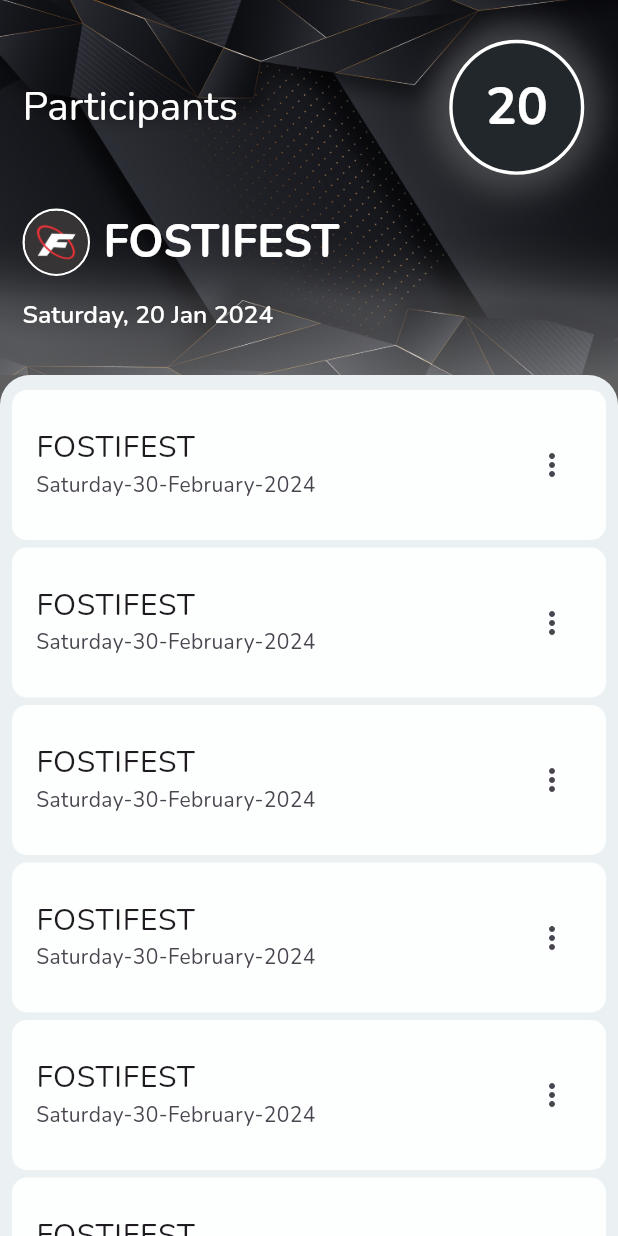
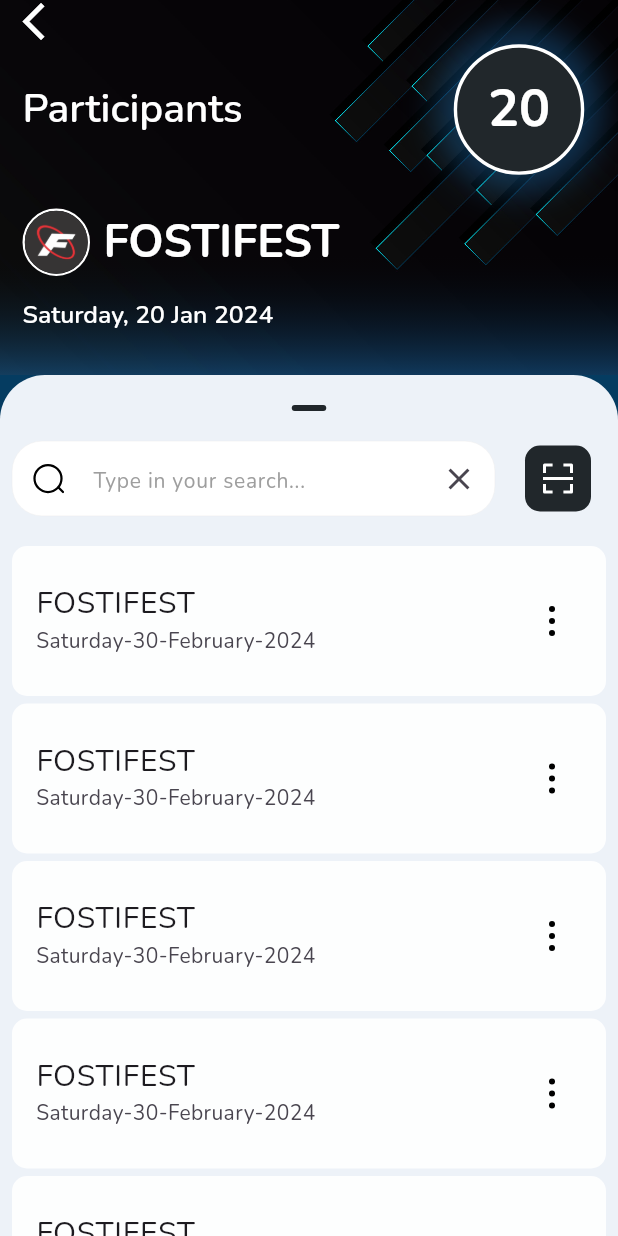
Before and after one commit to FOSTI-UMS/fospresence-app, a Flutter app: the screen it shows after launch, after a tap on "FOSTIFEST", on a phone screen of 412 x 824 dp. Run offline on Flutter 3.47's test engine with Material 3 defaults, Android fonts, the phone set to English and light mode, and no system bars; our stand-ins replace animate_do, bloc, equatable, flutter_svg, get_it.

Commit message:
customize some views

```diff
--- a/lib/core/constants/colors.dart
+++ b/lib/core/constants/colors.dart
@@ -2,8 +2,8 @@ import 'package:flutter/material.dart';
 
 // Color get primaryColor => const Color.fromARGB(255, 68, 190, 255);
 Color get primaryColor => const Color(0xFF21272b);
-Color get appLightBgColor => const Color.fromARGB(255, 235, 241, 243);
-// Color get appLightBgColor => const Color(0xFF24292d);
+// Color get appLightBgColor => const Color.fromARGB(255, 220, 229, 232);
+Color get appLightBgColor => const Color(0xFFEDF2F8);
 Color get lightGrey => const Color.fromARGB(255, 228, 226, 226);
 Color get blue => Colors.blueAccent;
 Color get splashColor => const Color.fromARGB(88, 0, 0, 0);
--- /dev/null
+++ b/lib/core/services/injection_container.dart
@@ -0,0 +1,9 @@
+import 'package:fospresence/core/utils/initial_animation.dart';
+import 'package:get_it/get_it.dart';
+
+final sl = GetIt.instance;
+
+Future<void> init() async {
+  sl.registerFactory<InitialAnimation>(()=>
+      InitialAnimation(animationDuration: 1000, animationIsPlaying: true));
+}
--- /dev/null
+++ b/lib/core/utils/initial_animation.dart
@@ -0,0 +1,14 @@
+import 'package:flutter/material.dart';
+
+class InitialAnimation {
+  final int animationDuration;
+  bool animationIsPlaying;
+  InitialAnimation(
+      {required this.animationDuration, required this.animationIsPlaying});
+
+  Future<void> playInitialAnimation({required VoidCallback setState}) async {
+    await Future.delayed(Duration(microseconds: animationDuration));
+    animationIsPlaying = false;
+    setState();
+  }
+}
--- a/lib/features/detailEvent/presentation/pages/detail_event.dart
+++ b/lib/features/detailEvent/presentation/pages/detail_event.dart
@@ -1,6 +1,6 @@
 import 'package:flutter/material.dart';
-
-import '../../../../core/commons/widgets/event_card.dart';
+import 'package:fospresence/features/detailEvent/presentation/widgets/search.dart';
+import 'package:fospresence/features/detailEvent/presentation/widgets/user_list_view.dart';
 import '../../../../core/constants/colors.dart';
 import '../widgets/sliver_app_bar.dart';
 
@@ -10,7 +10,7 @@ class DetailEventScreen extends StatelessWidget {
   @override
   Widget build(BuildContext context) {
     return Scaffold(
-      backgroundColor: const Color.fromARGB(255, 95, 95, 95),
+      backgroundColor: const Color.fromARGB(255, 5, 60, 97),
       body: NestedScrollView(
         headerSliverBuilder: (BuildContext context, bool innerBoxIsScrolled) =>
             [const DetailEventSliverAppBar()],
@@ -18,9 +18,14 @@ class DetailEventScreen extends StatelessWidget {
           decoration: BoxDecoration(
             color: appLightBgColor,
             borderRadius: const BorderRadius.only(
-                topLeft: Radius.circular(20), topRight: Radius.circular(20)),
+                topLeft: Radius.circular(30), topRight: Radius.circular(30)),
           ),
-          child: const Stack(fit: StackFit.expand, children: [EventCard()]),
+          child: const Padding(
+            padding: EdgeInsets.symmetric(horizontal: 8),
+            child: Column(
+              children: [DetailEventSearch(), UserListView()],
+            ),
+          ),
         ),
       ),
     );
--- /dev/null
+++ b/lib/features/detailEvent/presentation/widgets/search.dart
@@ -0,0 +1,66 @@
+import 'package:flutter/material.dart';
+import 'package:flutter_svg/flutter_svg.dart';
+
+import '../../../../core/constants/colors.dart';
+
+class DetailEventSearch extends StatelessWidget {
+  const DetailEventSearch({super.key});
+
+  @override
+  Widget build(BuildContext context) {
+    return Padding(
+      padding: const EdgeInsets.only(bottom: 10.0),
+      child: Column(
+        children: [
+          Container(
+            width: 23,
+            margin: const EdgeInsets.symmetric(vertical: 20),
+            height: 4,
+            decoration: BoxDecoration(
+                borderRadius: BorderRadius.circular(5), color: primaryColor),
+          ),
+          Row(
+            children: [
+              Expanded(
+                child: TextField(
+                  decoration: InputDecoration(
+                    prefixIcon: Padding(
+                      padding: const EdgeInsets.all(13.0),
+                      child: SvgPicture.asset("assets/svg/search.svg"),
+                    ),
+                    suffixIcon: const Icon(Icons.close),
+                    hintText: "Type in your search...",
+                    contentPadding: const EdgeInsets.symmetric(
+                        horizontal: 15, vertical: 10),
+                    enabledBorder: OutlineInputBorder(
+                      borderRadius: BorderRadius.circular(20),
+                      borderSide: BorderSide(width: 0.2, color: lightGrey),
+                    ),
+                    focusedBorder: OutlineInputBorder(
+                      borderRadius: BorderRadius.circular(20),
+                      borderSide:
+                          const BorderSide(width: 0.8, color: Colors.black),
+                    ),
+                  ),
+                ),
+              ),
+              const SizedBox(width: 20),
+              Container(
+                padding: const EdgeInsets.all(10),
+                decoration: BoxDecoration(
+                    color: primaryColor,
+                    borderRadius: BorderRadius.circular(10)),
+                child: SvgPicture.asset(
+                  "assets/svg/scan_qr_code.svg",
+                  colorFilter:
+                      const ColorFilter.mode(Colors.white, BlendMode.srcIn),
+                ),
+              ),
+              const SizedBox(width: 10)
+            ],
+          ),
+        ],
+      ),
+    );
+  }
+}
--- a/lib/features/detailEvent/presentation/widgets/sliver_app_bar.dart
+++ b/lib/features/detailEvent/presentation/widgets/sliver_app_bar.dart
@@ -1,24 +1,49 @@
+import 'package:animate_do/animate_do.dart';
 import 'package:flutter/material.dart';
+import 'package:flutter/widgets.dart';
+import 'package:fospresence/core/utils/initial_animation.dart';
 
 import '../../../../core/constants/colors.dart';
 import '../../../../core/constants/font.dart';
+import '../../../../core/services/injection_container.dart';
 
-class DetailEventSliverAppBar extends StatelessWidget {
+class DetailEventSliverAppBar extends StatefulWidget {
   const DetailEventSliverAppBar({super.key});
 
   @override
+  State<DetailEventSliverAppBar> createState() =>
+      _DetailEventSliverAppBarState();
+}
+
+class _DetailEventSliverAppBarState extends State<DetailEventSliverAppBar> {
+  final double _sizeFostiLogo = 30;
+  final double _sizeParticipantsCircle = 58;
+  late final InitialAnimation _initialAnimation;
+
+  Future<void> _playAnimation() async => await _initialAnimation
+      .playInitialAnimation(setState: () => setState(() {}));
+
+  @override
+  void initState() {
+    super.initState();
+    _initialAnimation = sl<InitialAnimation>();
+    _playAnimation();
+  }
+
+  @override
+  void dispose() {
+    super.dispose();
+  }
+
+  @override
   Widget build(BuildContext context) {
-    const double sizeFostiLogo = 30;
-    const double sizeParticipantsCircle = 60;
     return SliverAppBar(
       backgroundColor: primaryColor,
       expandedHeight: 250,
       floating: true,
       automaticallyImplyLeading: false,
       centerTitle: true,
-      toolbarHeight: 1,
-      forceMaterialTransparency: true,
-      forceElevated: true,
+      toolbarHeight: 0.1,
       flexibleSpace: FlexibleSpaceBar(
         titlePadding: EdgeInsets.zero,
         title: SingleChildScrollView(
@@ -29,15 +54,25 @@ class DetailEventSliverAppBar extends StatelessWidget {
               crossAxisAlignment: CrossAxisAlignment.start,
               mainAxisAlignment: MainAxisAlignment.end,
               children: [
-                Row(
+                GestureDetector(
+                    onTap: () => Navigator.pop(context),
+                    child: const Icon(Icons.arrow_back_ios,
+                        size: 20, color: Colors.white)),
+                FadeInUp(
+                  from: _initialAnimation.animationIsPlaying ? 100 : 0,
+                  duration: Duration(
+                      milliseconds: _initialAnimation.animationIsPlaying
+                          ? _initialAnimation.animationDuration
+                          : 0),
+                  child: Row(
                     mainAxisAlignment: MainAxisAlignment.spaceBetween,
                     children: [
                       Text("Participants",
-                        style:
-                            textWhite18.copyWith(fontWeight: FontWeight.w400)),
+                          style: textWhite18.copyWith(
+                              fontWeight: FontWeight.w600)),
                       Container(
-                      height: sizeParticipantsCircle,
-                      width: sizeParticipantsCircle,
+                        height: _sizeParticipantsCircle,
+                        width: _sizeParticipantsCircle,
                         padding: const EdgeInsets.all(5),
                         margin: const EdgeInsets.only(right: 5),
                         clipBehavior: Clip.hardEdge,
@@ -47,33 +82,38 @@ class DetailEventSliverAppBar extends StatelessWidget {
                           border: Border.all(width: 1.5, color: Colors.white),
                           boxShadow: [
                             BoxShadow(
-                              color: Colors.white.withOpacity(0.2),
+                                color: Colors.blue.withOpacity(0.3),
                                 blurRadius: 12.0,
                                 spreadRadius: 8.0),
                           ],
                         ),
                         child: Center(
-                        child: Text(
-                          "20",
-                          style:
-                              textWhite23.copyWith(fontWeight: FontWeight.bold),
-                        ),
+                          child: Text("20",
+                              style: textWhite23.copyWith(
+                                  fontWeight: FontWeight.bold)),
                         ),
                       ),
                     ],
                   ),
+                ),
                 const SizedBox(height: 15),
-                Row(
+                FadeInUp(
+                  from: _initialAnimation.animationIsPlaying ? 100 : 0,
+                  duration: Duration(
+                      milliseconds: _initialAnimation.animationIsPlaying
+                          ? _initialAnimation.animationDuration + 300
+                          : 0),
+                  child: Row(
                     children: [
                       Container(
-                      height: sizeFostiLogo,
-                      width: sizeFostiLogo,
+                        height: _sizeFostiLogo,
+                        width: _sizeFostiLogo,
                         clipBehavior: Clip.hardEdge,
                         decoration: BoxDecoration(
                             shape: BoxShape.circle,
                             border: Border.all(width: 1, color: Colors.white)),
                         child: ClipRRect(
-                        borderRadius: BorderRadius.circular(sizeFostiLogo),
+                          borderRadius: BorderRadius.circular(_sizeFostiLogo),
                           child: Image.asset(
                               "assets/images/fosti_rectangle_logo.png",
                               fit: BoxFit.cover),
@@ -89,10 +129,18 @@ class DetailEventSliverAppBar extends StatelessWidget {
                       ),
                     ],
                   ),
+                ),
                 const SizedBox(height: 10),
-                Text(
+                FadeInUp(
+                  from: _initialAnimation.animationIsPlaying ? 100 : 0,
+                  duration: Duration(
+                      milliseconds: _initialAnimation.animationIsPlaying
+                          ? _initialAnimation.animationDuration + 600
+                          : 0),
+                  child: Text(
                     "Saturday, 20 Jan 2024",
                     style: textWhite11.copyWith(fontWeight: FontWeight.w600),
+                  ),
                 ),
                 const SizedBox(height: 20),
               ],
@@ -104,7 +152,7 @@ class DetailEventSliverAppBar extends StatelessWidget {
           alignment: Alignment.center,
           children: [
             Image.asset("assets/images/bg_detail_event.jpg",
-                fit: BoxFit.cover, filterQuality: FilterQuality.medium),
+                fit: BoxFit.cover, filterQuality: FilterQuality.low),
             Container(
               alignment: Alignment.bottomCenter,
               padding: const EdgeInsets.symmetric(horizontal: 10, vertical: 25),
@@ -116,9 +164,7 @@ class DetailEventSliverAppBar extends StatelessWidget {
                     Colors.transparent,
                     Colors.transparent,
                     Colors.transparent,
-                    Colors.transparent,
-                    Color.fromARGB(40, 255, 255, 255),
-                    Color.fromARGB(80, 255, 255, 255)
+                    Color.fromARGB(90, 33, 150, 243)
                   ],
                 ),
               ),
--- /dev/null
+++ b/lib/features/detailEvent/presentation/widgets/user_list_view.dart
@@ -0,0 +1,54 @@
+import 'package:flutter/material.dart';
+import 'package:flutter_svg/flutter_svg.dart';
+
+import '../pages/detail_event.dart';
+
+class UserListView extends StatelessWidget {
+  const UserListView({super.key});
+
+  @override
+  Widget build(BuildContext context) {
+    const int listViewLength = 10;
+    return Expanded(
+      child: MediaQuery.removePadding(
+        removeTop: true,
+        context: context,
+        child: ListView.separated(
+          shrinkWrap: true,
+          physics: const NeverScrollableScrollPhysics(),
+          itemCount: listViewLength,
+          separatorBuilder: (context, index) => const SizedBox(height: 5),
+          itemBuilder: (context, index) => Padding(
+            padding: EdgeInsets.only(
+                top: index == 0 ? 10 : 0,
+                bottom: index == listViewLength - 1 ? 10 : 0),
+            child: GestureDetector(
+              onTap: () => Navigator.push(
+                context,
+                MaterialPageRoute(
+                    builder: (context) => const DetailEventScreen()),
+              ),
+              child: Container(
+                height: 100,
+                width: MediaQuery.sizeOf(context).width,
+                decoration: BoxDecoration(
+                    borderRadius: BorderRadius.circular(10),
+                    color: Colors.white.withOpacity(0.9)),
+                child: Center(
+                  child: ListTile(
+                    title: const Text("FOSTIFEST"),
+                    subtitle: const Text("Saturday-30-February-2024"),
+                    trailing: GestureDetector(
+                      onTap: () {},
+                      child: SvgPicture.asset("assets/svg/more_vert.svg"),
+                    ),
+                  ),
+                ),
+              ),
+            ),
+          ),
+        ),
+      ),
+    );
+  }
+}
--- a/lib/features/home/presentation/pages/home.dart
+++ b/lib/features/home/presentation/pages/home.dart
@@ -1,6 +1,6 @@
 import 'package:flutter/material.dart';
 import 'package:fospresence/features/addEvent/presentation/pages/add_event.dart';
-import 'package:fospresence/core/commons/widgets/event_card.dart';
+import 'package:fospresence/features/home/presentation/widgets/event_card.dart';
 
 import '../widgets/home_background.dart';
 import '../widgets/sliver_app_bar.dart';
--- a/lib/core/commons/widgets/event_card.dart
+++ b/lib/features/home/presentation/widgets/event_card.dart
@@ -2,9 +2,11 @@ import 'dart:ui';
 
 import 'package:flutter/cupertino.dart';
 import 'package:flutter/material.dart';
+import 'package:flutter_svg/flutter_svg.dart';
 
 import 'package:fospresence/features/detailEvent/presentation/pages/detail_event.dart';
 
+import '../../../editEvent/presentation/edit_widget_form.dart';
 
 class EventCard extends StatelessWidget {
   const EventCard({super.key});
@@ -44,7 +46,7 @@ class EventCard extends StatelessWidget {
                     subtitle: const Text("Saturday-30-February-2024"),
                     trailing: GestureDetector(
                         onTap: () => _showSheet(context),
-                        child: const Icon(Icons.more_vert)),
+                        child: SvgPicture.asset("assets/svg/more_vert.svg")),
                   ),
                 ),
               ),
--- a/lib/features/home/presentation/widgets/sliver_app_bar.dart
+++ b/lib/features/home/presentation/widgets/sliver_app_bar.dart
@@ -1,3 +1,4 @@
+import 'package:animate_do/animate_do.dart';
 import 'package:flutter/material.dart';
 
 import '../../../../core/constants/colors.dart';
@@ -15,11 +16,13 @@ class HomeSliverAppBar extends StatelessWidget {
       automaticallyImplyLeading: false,
       pinned: true,
       centerTitle: true,
-      toolbarHeight: 85,
+      toolbarHeight: 80,
       flexibleSpace: FlexibleSpaceBar(
         centerTitle: true,
         titlePadding: const EdgeInsets.only(bottom: 20),
-        title: RichText(
+        title: FadeInUp(
+          duration: const Duration(seconds: 1),
+          child: RichText(
             text: TextSpan(
               style: textWhite26.copyWith(fontWeight: FontWeight.w600),
               children: [
@@ -34,13 +37,15 @@ class HomeSliverAppBar extends StatelessWidget {
                         border: Border.all(width: 1, color: Colors.white)),
                     child: ClipRRect(
                       borderRadius: BorderRadius.circular(sizeFostiLogo),
-                    child: Image.asset("assets/images/fosti_rectangle_logo.png",
+                      child: Image.asset(
+                          "assets/images/fosti_rectangle_logo.png",
                           fit: BoxFit.cover),
                     ),
                   ),
                 ),
                 const TextSpan(text: "Presence"),
               ],
+            ),
           ),
         ),
         background: Stack(
--- a/lib/main.dart
+++ b/lib/main.dart
@@ -2,7 +2,10 @@ import 'package:flutter/material.dart';
 import 'package:fospresence/core/themes/light_theme.dart';
 import 'package:fospresence/features/home/presentation/pages/home.dart';
 
-void main() {
+import 'core/services/injection_container.dart';
+
+Future<void> main() async {
+  await init();
   runApp(const MyApp());
 }
 
```
Also changed, not shown: pubspec.yaml (+7 -1 lines), assets/images/bg_detail_event.jpg, assets/svg/scan_qr_code.svg (added), lib/core/services/.dart (deleted), pubspec.lock. Lines whose indentation alone changed are shown as unchanged.
